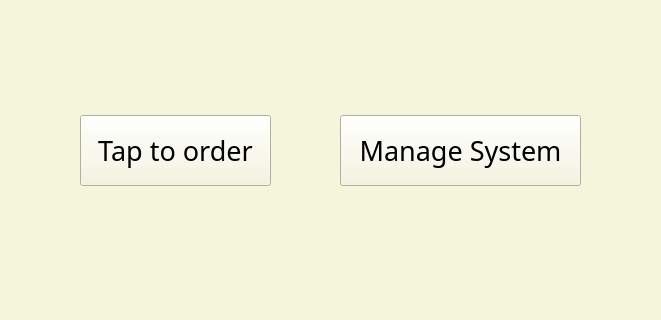
duckbumbum301/FinalProject, file Ui/Login.ui: the form before one commit; both pictures show x 250 to 911 and y 305 to 625 of the 1085 by 784 pixel window.
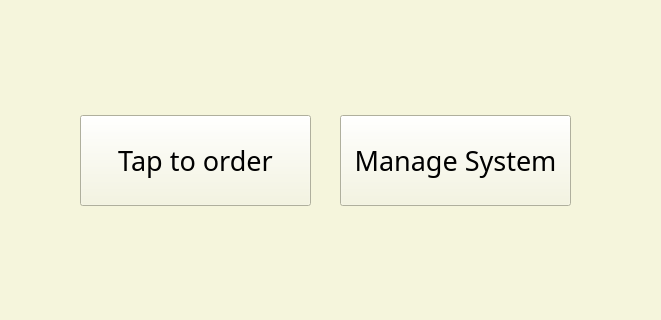
The form after the commit. Icons and pictures are not drawn.

```diff
--- a/Ui/Login.ui
+++ b/Ui/Login.ui
@@ -49,8 +49,8 @@
      <rect>
       <x>330</x>
       <y>420</y>
-      <width>191</width>
-      <height>71</height>
+      <width>231</width>
+      <height>91</height>
      </rect>
     </property>
     <property name="font">
@@ -62,14 +62,24 @@
     <property name="text">
      <string>Tap to order</string>
     </property>
+    <property name="icon">
+     <iconset>
+      <normaloff>../images/ic_meo2.webp</normaloff>../images/ic_meo2.webp</iconset>
+    </property>
+    <property name="iconSize">
+     <size>
+      <width>34</width>
+      <height>34</height>
+     </size>
+    </property>
    </widget>
    <widget class="QPushButton" name="pushButtonManage">
     <property name="geometry">
      <rect>
       <x>590</x>
       <y>420</y>
-      <width>241</width>
-      <height>71</height>
+      <width>231</width>
+      <height>91</height>
      </rect>
     </property>
     <property name="font">
@@ -81,6 +91,16 @@
     <property name="text">
      <string>Manage System</string>
     </property>
+    <property name="icon">
+     <iconset>
+      <normaloff>../images/ic_meobatluc.webp</normaloff>../images/ic_meobatluc.webp</iconset>
+    </property>
+    <property name="iconSize">
+     <size>
+      <width>34</width>
+      <height>34</height>
+     </size>
+    </property>
    </widget>
   </widget>
   <widget class="QMenuBar" name="menubar">
```
Left out of the diff: 2 changed lines with no effect on the pictures.
